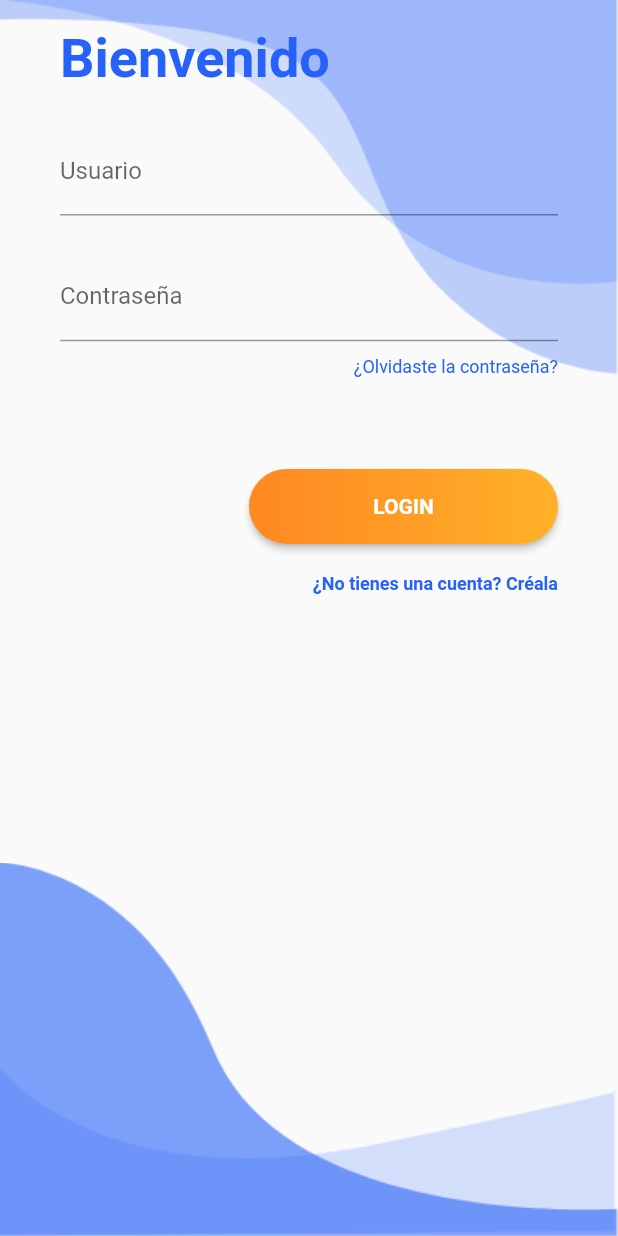
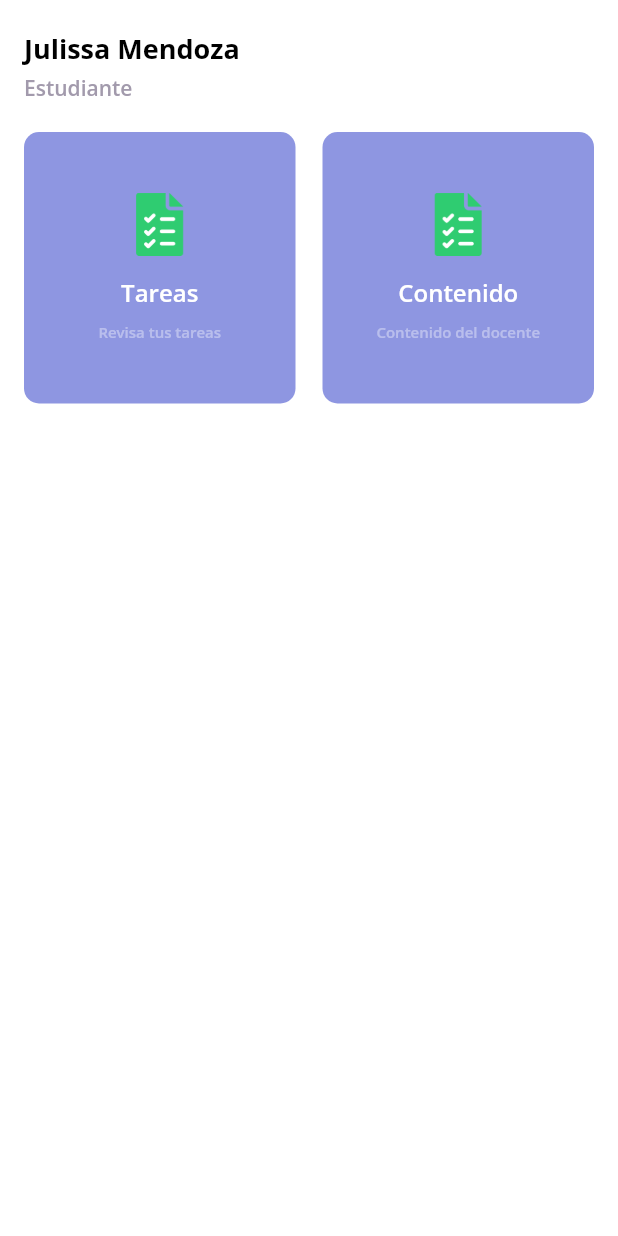
Before and after one commit to xElGrego/proyecto_lenguaje_u, a Flutter app: the screen it shows after launch, after a tap on "LOGIN", on a phone screen of 412 x 824 dp. Run offline on Flutter 3.47's test engine with Material 2 defaults, Android fonts, the light colour scheme and no system bars; our stand-ins replace google_fonts.

Commit message:
3 paginas

```diff
--- a/lib/main.dart
+++ b/lib/main.dart
@@ -1,8 +1,10 @@
 import 'package:flutter/material.dart';
 import 'package:provider/provider.dart';
 import 'package:proyecto_lenguaje_u/src/app/pages/login/login_page.dart';
+import 'package:proyecto_lenguaje_u/src/data/provider/register_controller.dart';
 
 import 'src/data/provider/login_controller.dart';
+import 'src/config/routes.dart' as route;
 
 void main() => runApp(const MyApp());
 
@@ -14,11 +16,13 @@ class MyApp extends StatelessWidget {
     return MultiProvider(
       providers: [
         ChangeNotifierProvider(create: (_) => LoginProvider(),),
+        ChangeNotifierProvider(create: (_) => RegisterController(),),
 
       ],
       child: MaterialApp(
         debugShowCheckedModeBanner: false,
         title: 'Flutter Demo',
+         onGenerateRoute: route.controller,
         theme: ThemeData(
           primarySwatch: Colors.blue,
         ),
--- /dev/null
+++ b/lib/src/app/pages/home/dashboard.dart
@@ -0,0 +1,95 @@
+import 'package:flutter/material.dart';
+import 'package:google_fonts/google_fonts.dart';
+
+// ignore: must_be_immutable
+class GridDashboard extends StatelessWidget {
+
+  Items item4 = Items(
+    title: "Contenido",
+    subtitle: "Contenido del docente",
+    ruta: "content",
+    img: "assets/homepage/todo.png",
+  );
+  Items item5 = Items(
+    title: "Tareas",
+    subtitle: "Revisa tus tareas",
+    ruta: "task",
+    img: "assets/homepage/todo.png",
+  );
+
+
+  GridDashboard({Key? key}) : super(key: key);
+
+  @override
+  Widget build(BuildContext context) {
+    List<Items> myList = [ item5, item4];
+    var color = 0xFF8e96e1;
+    return Flexible(
+      child: GridView.count(
+        childAspectRatio: 1.0,
+        padding: const EdgeInsets.only(left: 16, right: 16),
+        crossAxisCount: 2,
+        crossAxisSpacing: 18,
+        mainAxisSpacing: 18,
+        children: myList.map((data) {
+          return GestureDetector(
+            onTap: (() {
+              Navigator.pushNamed(context, data.ruta);
+            }),
+            child: Container(
+              decoration: BoxDecoration(
+                color: Color(color),
+                borderRadius: BorderRadius.circular(10),
+              ),
+              child: Column(
+                mainAxisAlignment: MainAxisAlignment.center,
+                children: <Widget>[
+                  Image.asset(
+                    data.img,
+                    width: 42,
+                  ),
+                  const SizedBox(height: 14),
+                  Text(
+                    data.title,
+                    style: GoogleFonts.openSans(
+                      textStyle: const TextStyle(
+                        color: Colors.white,
+                        fontSize: 16,
+                        fontWeight: FontWeight.w600,
+                      ),
+                    ),
+                  ),
+
+                  const SizedBox(height: 8),
+                  Text(
+                    data.subtitle,
+                    style: GoogleFonts.openSans(
+                      textStyle: const TextStyle(
+                        color: Colors.white38,
+                        fontSize: 10,
+                        fontWeight: FontWeight.w600,
+                      ),
+                    ),
+                  ),
+                ],
+              ),
+            ),
+          );
+        }).toList(),
+      ),
+    );
+  }
+}
+
+class Items {
+  String title;
+  String subtitle;
+  String ruta;
+  String img;
+  Items({
+    required this.title,
+    required this.subtitle,
+    required this.ruta,
+    required this.img,
+  });
+}
--- a/lib/src/app/pages/home/home_page.dart
+++ b/lib/src/app/pages/home/home_page.dart
@@ -1,12 +1,71 @@
 import 'package:flutter/material.dart';
+// ignore: import_of_legacy_library_into_null_safe
+import 'package:google_fonts/google_fonts.dart';
+import 'package:proyecto_lenguaje_u/src/app/pages/home/dashboard.dart';
 
 class HomePage extends StatelessWidget {
   const HomePage({Key? key}) : super(key: key);
 
   @override
   Widget build(BuildContext context) {
-    return const SafeArea(
-      child: Scaffold(),
+    return SafeArea(
+      child: Scaffold(
+        backgroundColor: const Color.fromARGB(255, 255, 255, 255),
+        body: Column(
+          children: <Widget>[
+            const SizedBox(height: 20),
+            Padding(
+              padding: const EdgeInsets.only(left: 16, right: 16),
+              child: Row(
+                mainAxisAlignment: MainAxisAlignment.spaceBetween,
+                children: <Widget>[
+                  Column(
+                    crossAxisAlignment: CrossAxisAlignment.start,
+                    children: <Widget>[
+                      Text(
+                        "Julissa Mendoza",
+                        style: GoogleFonts.openSans(
+                          textStyle: const TextStyle(
+                            color: Colors.black,
+                            fontSize: 18,
+                            fontWeight: FontWeight.bold,
+                          ),
+                        ),
+                      ),
+                      const SizedBox(
+                        height: 4,
+                      ),
+                      Text(
+                        "Estudiante",
+                        style: GoogleFonts.openSans(
+                          textStyle: const TextStyle(
+                            color: Color(0xffa29aac),
+                            fontSize: 14,
+                            fontWeight: FontWeight.w600,
+                          ),
+                        ),
+                      ),
+                    ],
+                  ),
+
+                  /* IconButton(
+                    alignment: Alignment.topCenter,
+                    icon: Image.asset(
+                      "assets/homepage/notification.png",
+                      width: 24,
+                    ),
+                    onPressed: () {},
+                  ) */
+                ],
+              ),
+            ),
+            const SizedBox(
+              height: 20,
+            ),
+            GridDashboard()
+          ],
+        ),
+      ),
     );
   }
 }
--- a/lib/src/app/pages/login/login_page.dart
+++ b/lib/src/app/pages/login/login_page.dart
@@ -1,4 +1,5 @@
 import 'package:flutter/material.dart';
+import 'package:proyecto_lenguaje_u/src/app/pages/home/home_page.dart';
 
 import '../../widgets/background.dart';
 import '../register/register_page.dart';
@@ -15,14 +16,14 @@ class LoginPage extends StatelessWidget {
           child: ListView(
             children: <Widget>[
               Padding(
-                padding: const EdgeInsets.only(top:18.0),
+                padding: const EdgeInsets.only(top: 18.0),
                 child: Container(
                   alignment: Alignment.centerLeft,
                   padding: const EdgeInsets.symmetric(horizontal: 40),
                   child: const Text(
                     "Bienvenido",
-                    style:
-                        TextStyle(fontWeight: FontWeight.bold, color: Color(0xFF2661FA), fontSize: 36),
+                    style: TextStyle(
+                        fontWeight: FontWeight.bold, color: Color(0xFF2661FA), fontSize: 36),
                     textAlign: TextAlign.left,
                   ),
                 ),
@@ -32,7 +33,7 @@ class LoginPage extends StatelessWidget {
                 alignment: Alignment.center,
                 margin: const EdgeInsets.symmetric(horizontal: 40),
                 child: const TextField(
-                  decoration: InputDecoration(labelText: "Usuario"),
+                  decoration: InputDecoration(labelText: "Correo"),
                 ),
               ),
               SizedBox(height: size.height * 0.03),
@@ -57,7 +58,12 @@ class LoginPage extends StatelessWidget {
                 alignment: Alignment.centerRight,
                 margin: const EdgeInsets.symmetric(horizontal: 40, vertical: 10),
                 child: RaisedButton(
-                  onPressed: () {},
+                  onPressed: () {
+                    Navigator.pushReplacementNamed(
+                      context,
+                      'home'
+                    );
+                  },
                   shape: RoundedRectangleBorder(
                     borderRadius: BorderRadius.circular(80.0),
                   ),
@@ -68,11 +74,14 @@ class LoginPage extends StatelessWidget {
                     height: 50.0,
                     width: size.width * 0.5,
                     decoration: BoxDecoration(
-                        borderRadius: BorderRadius.circular(80.0),
-                        gradient: const LinearGradient(colors: [
+                      borderRadius: BorderRadius.circular(80.0),
+                      gradient: const LinearGradient(
+                        colors: [
                           Color.fromARGB(255, 255, 136, 34),
                           Color.fromARGB(255, 255, 177, 41)
-                        ])),
+                        ],
+                      ),
+                    ),
                     padding: const EdgeInsets.all(0),
                     child: const Text(
                       "LOGIN",
@@ -101,8 +110,7 @@ class LoginPage extends StatelessWidget {
                     "¿No tienes una cuenta? Créala",
                     style: TextStyle(
                       fontSize: 12,
-                      fontWeight: FontWeight.bold,
-                      color: Color(0xFF2661FA),
+                      color: Color(0XFF2661FA),
                     ),
                   ),
                 ),
--- a/lib/src/app/widgets/background.dart
+++ b/lib/src/app/widgets/background.dart
@@ -52,7 +52,6 @@ class Background extends StatelessWidget {
               child: Stack(
                 alignment: Alignment.center,
                 children: <Widget>[
-
                   child
                 ],
               ),
--- /dev/null
+++ b/lib/src/config/routes.dart
@@ -0,0 +1,33 @@
+import 'package:flutter/material.dart';
+import 'package:proyecto_lenguaje_u/src/app/pages/content/conten_page.dart';
+import 'package:proyecto_lenguaje_u/src/app/pages/register/register_page.dart';
+import 'package:proyecto_lenguaje_u/src/app/pages/task/taks_page.dart';
+
+import '../app/pages/home/home_page.dart';
+import '../app/pages/login/login_page.dart';
+
+
+// Route Names
+const String loginPage    = 'login';
+const String homePage     = 'home';
+const String taskPage     = 'task';
+const String registerPage = 'register';
+const String contentPage  = 'content';
+
+// Control our page route flow
+Route<dynamic> controller(RouteSettings settings) {
+  switch (settings.name) {
+    case loginPage:
+      return MaterialPageRoute(builder: (context) => const LoginPage());
+    case homePage:
+      return MaterialPageRoute(builder: (context) => const HomePage());
+    case taskPage:
+      return MaterialPageRoute(builder: (context) => const TaskPage());
+    case registerPage:
+      return MaterialPageRoute(builder: (context) => const RegisterPage());
+      case contentPage:
+      return MaterialPageRoute(builder: (context) => const ContentPage());
+    default:
+      throw('This route name does not exit');
+  }
+}
--- a/lib/src/data/provider/register_controller.dart
+++ b/lib/src/data/provider/register_controller.dart
@@ -1,5 +1,19 @@
 import 'package:flutter/cupertino.dart';
 
 class RegisterController extends ChangeNotifier{
+  List<String> items = ["Docente" , "Estudiante"];
 
+  String _item = 'Estudiante';
+
+  String get item => _item;
+  @protected
+  set item(String value) => _item = value;
+
+
+
+
+  changeItem(String value){
+    item = value;
+    notifyListeners();
+  }
 }
--- a/pubspec.yaml
+++ b/pubspec.yaml
@@ -36,6 +36,7 @@ dependencies:
   cupertino_icons: ^1.0.2
   provider:
   http:
+  google_fonts: ^2.3.1
 
 dev_dependencies:
   flutter_test:
@@ -62,6 +63,7 @@ flutter:
   # To add assets to your application, add an assets section, like this:
   assets:
     - assets/images/
+    - assets/homepage/
   #   - images/a_dot_ham.jpeg
 
   # An image asset can refer to one or more resolution-specific "variants", see
```
Also changed, not shown: lib/src/app/pages/content/conten_page.dart (added, +21 -0 lines), lib/src/app/pages/register/register_page.dart (+46 -51 lines), lib/src/app/pages/task/taks_page.dart (added, +47 -0 lines), lib/src/app/widgets/task_widget.dart (added, +114 -0 lines), assets/homepage/calendar.png (added), assets/homepage/festival.png (added), assets/homepage/food.png (added), assets/homepage/map.png (added), assets/homepage/notification.png (added), assets/homepage/setting.png (added), assets/homepage/todo.png (added), pubspec.lock.
